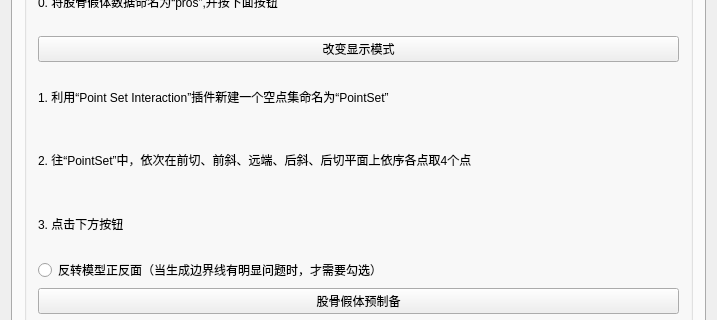
The window that Plugins/org.mitk.lancet.movedata/src/internal/MoveDataControls.ui (zhaomengxiao/LancetMITK-Adition) describes before a commit, drawn with Qt 5; both pictures show x 0 to 717 and y 146 to 466 of the 717 by 682 pixel window.
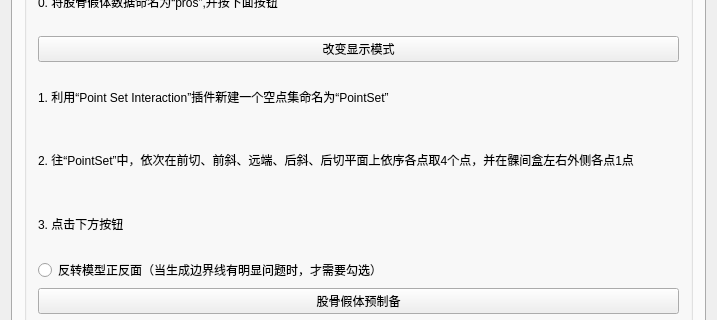
The same window after the commit. Custom widgets are drawn as their Qt base class.

Commit message: Femoral implant prep fix

What changed in the file:
```diff
--- a/Plugins/org.mitk.lancet.movedata/src/internal/MoveDataControls.ui
+++ b/Plugins/org.mitk.lancet.movedata/src/internal/MoveDataControls.ui
@@ -108,7 +108,7 @@
           <item row="3" column="0">
            <widget class="QLabel" name="label_17">
             <property name="text">
-             <string>2. 往“PointSet”中，依次在前切、前斜、远端、后斜、后切平面上依序各点取4个点</string>
+             <string>2. 往“PointSet”中，依次在前切、前斜、远端、后斜、后切平面上依序各点取4个点，并在髁间盒左右外侧各点1点</string>
             </property>
            </widget>
           </item>
```
The commit also changes 2 other files.
